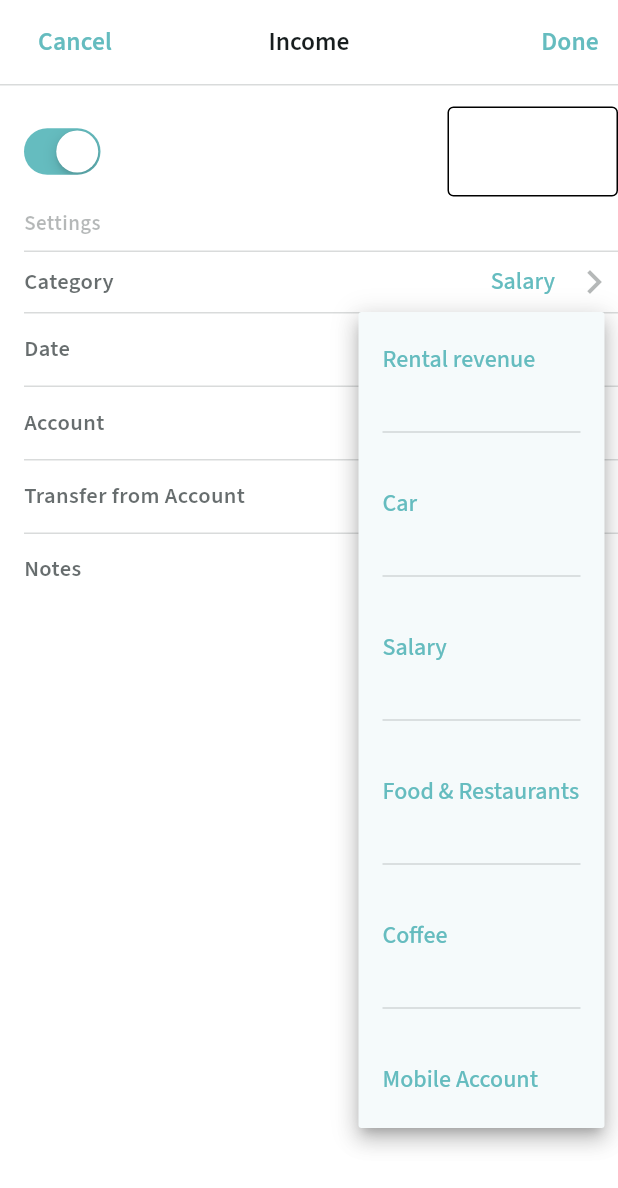
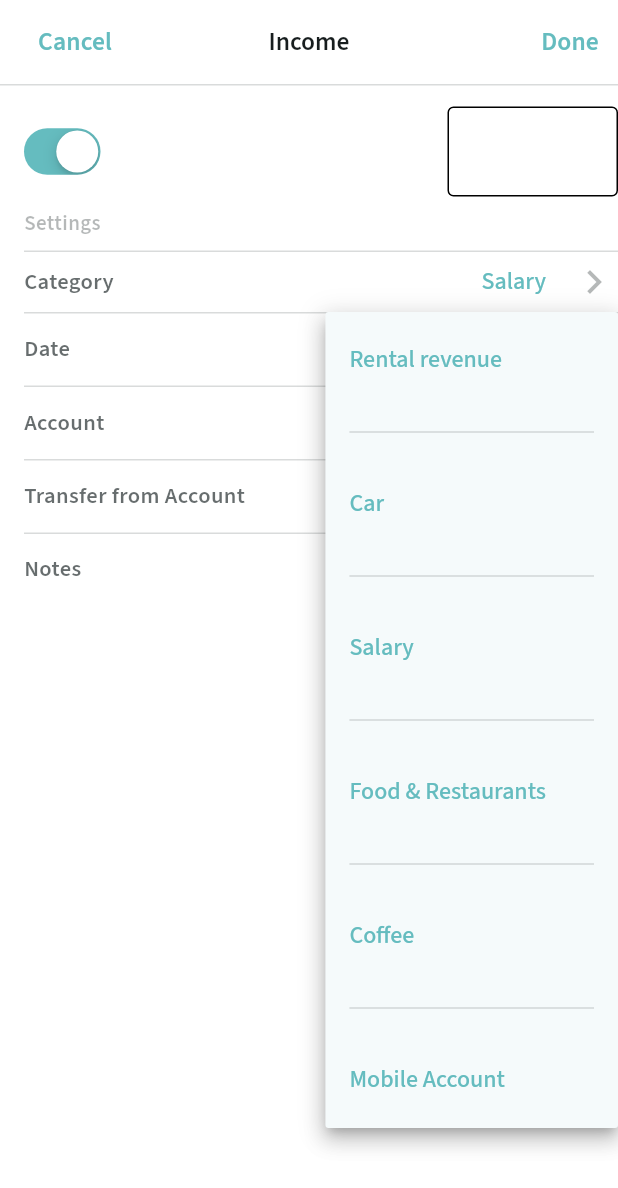
Before and after one commit to CherednychenkoIhor/cash_new_revenue, a Flutter app: the screen it shows after launch, after a tap on "Salary", on a phone screen of 412 x 824 dp. Shown: the top 1188 px of the screen. Run offline on Flutter 3.47's test engine with Material 2 defaults, Android fonts, the phone set to English and light mode, and no system bars; drawn by our look-alikes of dropdown_button2; our stand-ins replace google_fonts.

Commit message:
small refactor code

```diff
--- a/lib/widgets/home_page.dart
+++ b/lib/widgets/home_page.dart
@@ -75,10 +75,7 @@ class _HomePageState extends State<HomePage> {
                   margin: const EdgeInsets.only(left: 16),
                   child: Text(category, style: sfProText15),
                 ),
-                Row(
-                  mainAxisAlignment: MainAxisAlignment.end,
-                  children: [
-                    SizedBox(
+                Flexible(
                   child: DropdownButtonHideUnderline(
                     child: DropdownButton2(
                       hint: Text(
@@ -97,12 +94,8 @@ class _HomePageState extends State<HomePage> {
                       },
                       alignment: AlignmentDirectional.centerEnd,
                       buttonHeight: 40,
-                          buttonWidth: 173,
-                          dropdownWidth: 164,
                     ),
                   ),
-                    ),
-                  ],
                 ),
               ],
             ),
@@ -143,10 +136,7 @@ class _HomePageState extends State<HomePage> {
         [
           DropdownMenuItem<String>(
             value: item,
-            child: Text(
-              item,
-              style: sfProText16
-            ),
+            child: Text(item, style: sfProText16),
           ),
           if (item != items.last)
             const DropdownMenuItem<String>(
--- a/lib/widgets/switch.dart
+++ b/lib/widgets/switch.dart
@@ -21,9 +21,6 @@ class SwitchWidget extends StatelessWidget {
       margin: const EdgeInsets.only(top: 14),
       child: Row(
         children: [
-          Row(
-            mainAxisAlignment: MainAxisAlignment.spaceBetween,
-            children: <Widget>[
           Container(
             padding: const EdgeInsets.only(left: 12),
             child: CupertinoSwitch(
@@ -34,8 +31,6 @@ class SwitchWidget extends StatelessWidget {
               },
               activeColor: primary,
             ),
-              ),
-            ],
           ),
           Flexible(flex: 2, child: Container()),
           Flexible(
@@ -81,6 +76,7 @@ class SwitchWidget extends StatelessWidget {
                     ),
                   ),
                 ),
+                isDense: true,
                 isCollapsed: true,
                 enabledBorder: const OutlineInputBorder(
                   borderSide: BorderSide(
```
Lines whose indentation alone changed are shown as unchanged.
